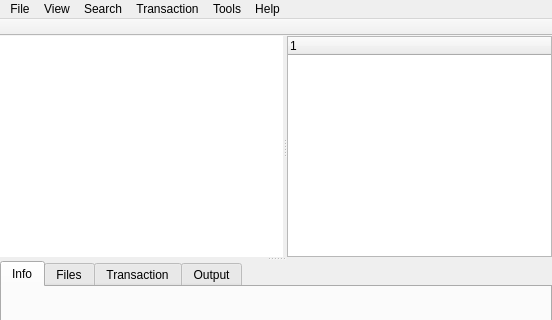
Qt form ui/mainwindow.ui (aarnt/octopi) before a commit; both pictures show x 0 to 552 and y 0 to 320 of the 552 by 518 pixel window.
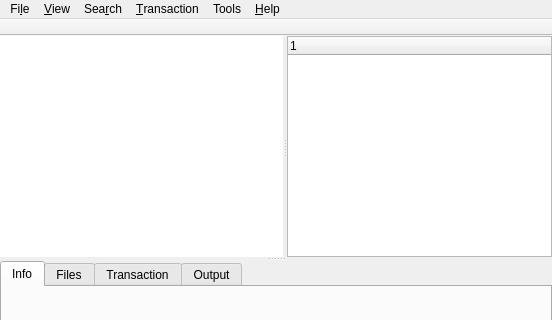
The same form after that commit. Icons and pictures are not drawn.

Diff of the .ui file:
```diff
--- a/ui/mainwindow.ui
+++ b/ui/mainwindow.ui
@@ -136,7 +136,7 @@
      <x>0</x>
      <y>0</y>
      <width>552</width>
-     <height>19</height>
+     <height>29</height>
     </rect>
    </property>
    <property name="contextMenuPolicy">
@@ -144,7 +144,7 @@
    </property>
    <widget class="QMenu" name="menuHelp">
     <property name="title">
-     <string>Help</string>
+     <string>&amp;Help</string>
     </property>
     <addaction name="actionHelpUsage"/>
     <addaction name="separator"/>
@@ -152,7 +152,7 @@
    </widget>
    <widget class="QMenu" name="menuView">
     <property name="title">
-     <string>View</string>
+     <string>&amp;View</string>
     </property>
     <addaction name="actionViewAllPackages"/>
     <addaction name="actionViewInstalledPackages"/>
@@ -161,14 +161,14 @@
    </widget>
    <widget class="QMenu" name="menuTransaction">
     <property name="title">
-     <string>Transaction</string>
+     <string>&amp;Transaction</string>
     </property>
     <addaction name="actionCommit"/>
     <addaction name="actionCancel"/>
    </widget>
    <widget class="QMenu" name="menuFile">
     <property name="title">
-     <string>File</string>
+     <string>Fi&amp;le</string>
     </property>
     <addaction name="actionGetNews"/>
     <addaction name="actionSyncPackages"/>
@@ -181,7 +181,7 @@
    </widget>
    <widget class="QMenu" name="menuSearch">
     <property name="title">
-     <string>Search</string>
+     <string>Sea&amp;rch</string>
     </property>
     <addaction name="actionSearchByName"/>
     <addaction name="actionSearchByDescription"/>
```
Left out of the diff: 44 changed lines with no effect on the pictures.
